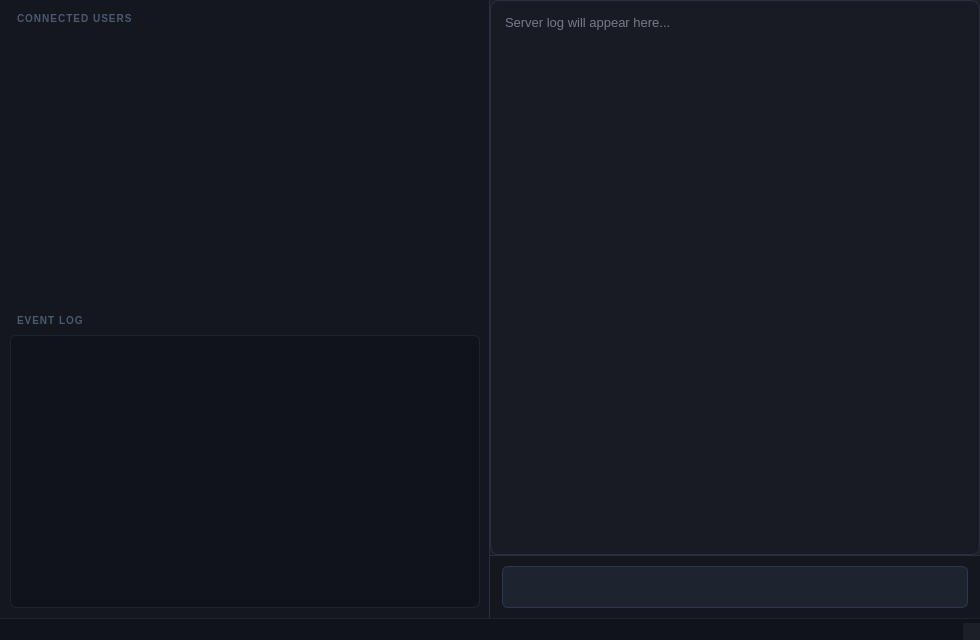
The window that Server/mainwindow.ui (aayushbist07/SecureChat) describes before a commit, drawn with Qt 5.
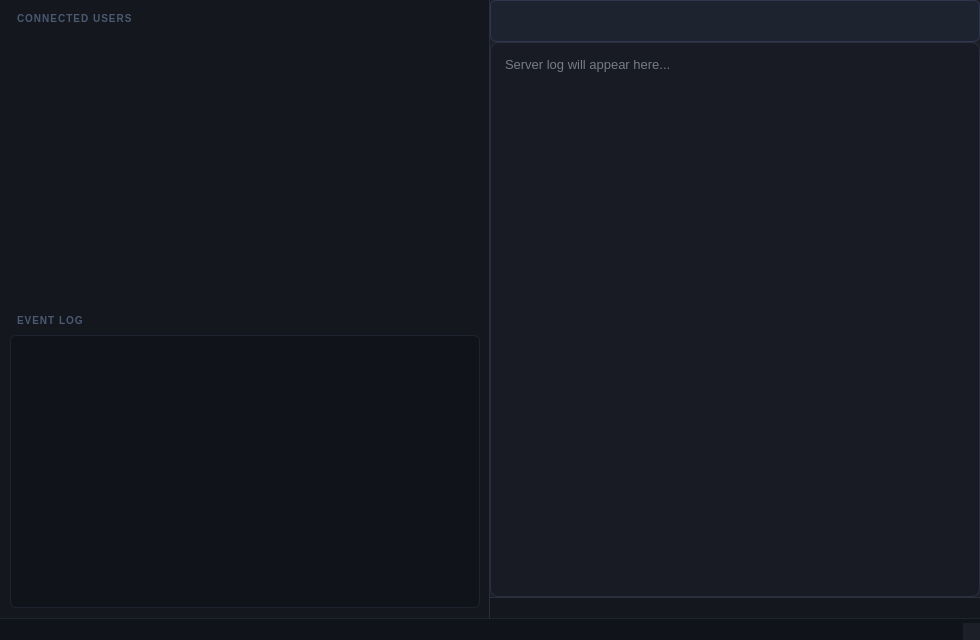
The same window after the commit.

Diff of the .ui file:
```diff
--- a/Server/mainwindow.ui
+++ b/Server/mainwindow.ui
@@ -241,6 +241,9 @@
       <property name="bottomMargin">
        <number>0</number>
       </property>
+      <item>
+       <widget class="QComboBox" name="comboBox_Client_List"/>
+      </item>
       <item>
        <widget class="QTextEdit" name="textEdit_Client_Messages">
         <property name="verticalScrollBarPolicy">
@@ -275,9 +278,6 @@
          <property name="bottomMargin">
           <number>10</number>
          </property>
-         <item>
-          <widget class="QComboBox" name="comboBox_Client_List"/>
-         </item>
         </layout>
        </widget>
       </item>
```
